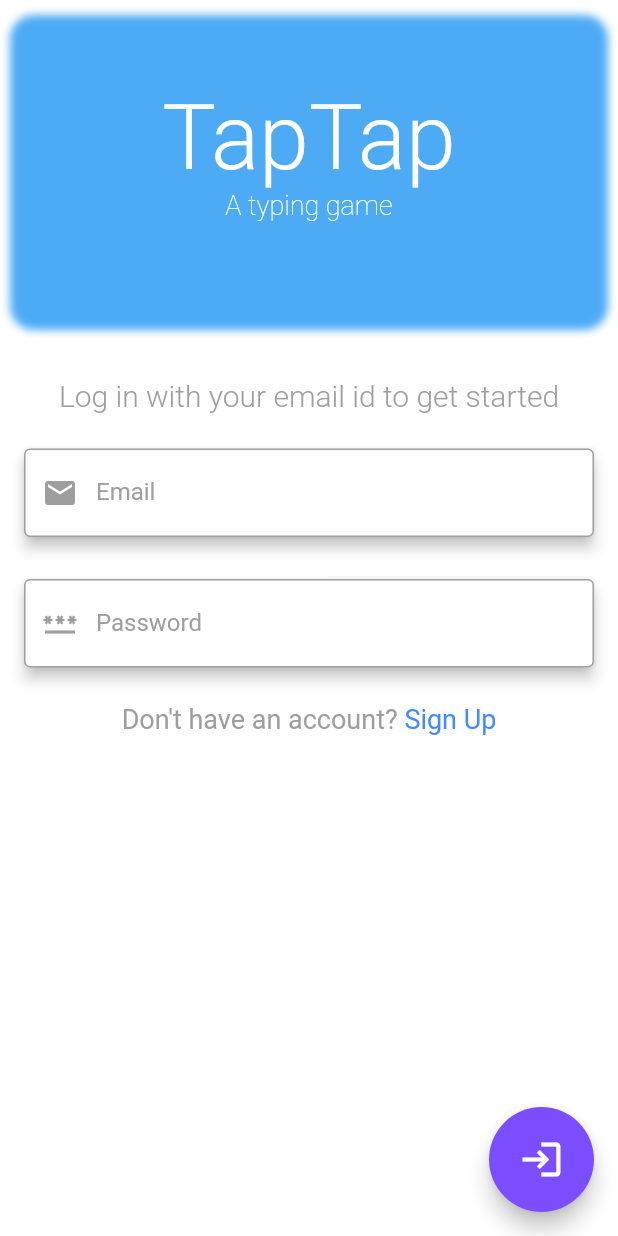
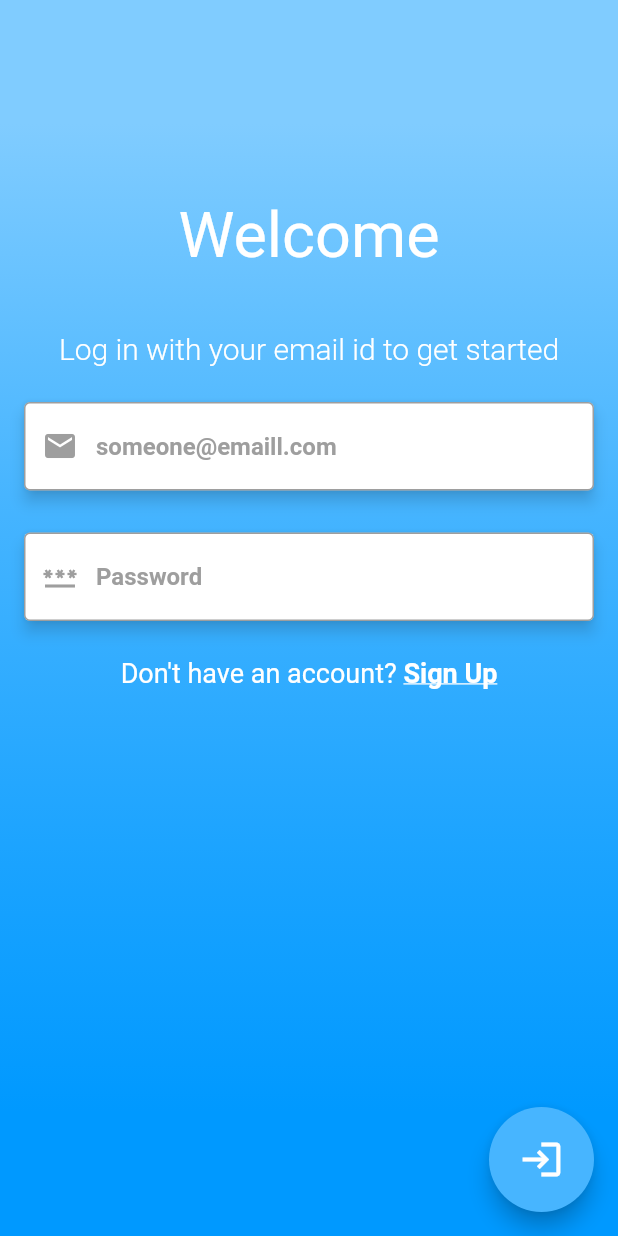
Before and after one commit to original-subbaman/typing_game, a Flutter app: the screen it shows after launch, on a phone screen of 412 x 824 dp. Run offline on Flutter 3.47's test engine with Material 2 defaults, Android fonts, the phone set to English and light mode, and no system bars; our stand-ins replace auto_size_text, cloud_firestore, firebase_auth, firebase_core, flutter_riverpod, google_fonts and 3 more; missing offline and left inert: word_generator; accounts and stored records are empty.

Commit message:
1. Updated Sign In and Sign Up UI design

```diff
--- a/lib/screens/home_screen.dart
+++ b/lib/screens/home_screen.dart
@@ -9,6 +9,8 @@ import 'package:thumbing/utility/current_best_score.dart';
 import 'package:thumbing/widgets/leaderboard.dart';
 import 'package:thumbing/widgets/single_value_card.dart';
 import 'package:thumbing/widgets/value_display_card.dart';
+
+import '../utility/colors.dart';
 
 final userNameProvider = StateProvider<String>((ref) => 'Player');
 final leagueScoreProvider = StateProvider<int>((ref) => 0);
--- a/lib/screens/sign_in.dart
+++ b/lib/screens/sign_in.dart
@@ -5,8 +5,8 @@ import 'package:thumbing/screens/home_screen.dart';
 import 'package:thumbing/screens/sign_up.dart';
 import 'package:thumbing/utility/constants.dart';
 import 'package:thumbing/widgets/input_form_field.dart';
-import 'package:thumbing/widgets/app_banner.dart';
 import '../firebase/firebase_authentication.dart';
+import '../utility/colors.dart';
 
 class SignInScreen extends StatefulWidget {
   static final kSignInScreen = 'kSignInScreen';
@@ -19,7 +19,6 @@ class SignInScreen extends StatefulWidget {
 }
 
 class _SignInScreenState extends State<SignInScreen> {
-
   late FocusNode _emailFocusNode;
   late FocusNode _passwordFocusNode;
   FirebaseAuth auth = FirebaseAuth.instance;
@@ -27,13 +26,14 @@ class _SignInScreenState extends State<SignInScreen> {
   late TextEditingController _emailController;
   late TextEditingController _passwordController;
 
-
   Color getColorOnFocus(FocusNode focusNode) {
-    return focusNode.hasFocus ? Colors.deepPurpleAccent : Colors.grey;
+    return focusNode.hasFocus ? kLightBlueAccent : Colors.grey;
   }
 
   void _requestFocus(FocusNode focusNode) {
+    setState(() {
       FocusScope.of(context).requestFocus(focusNode);
+    });
   }
 
   void disposeTextControllers() {
@@ -44,6 +44,26 @@ class _SignInScreenState extends State<SignInScreen> {
   void disposeFocusNodes() {
     _emailFocusNode.dispose();
     _passwordFocusNode.dispose();
+  }
+
+  void _showProgressDialog() {
+    showDialog(
+        context: context,
+        builder: (context) {
+          return Center(
+            child: CircularProgressIndicator(),
+          );
+        });
+  }
+
+  Future<String> _signInUser() async {
+    String status = await MyFirebaseAuth.signInUser(
+            email: _emailController.text.trim(),
+            password: _passwordController.text.trim())
+        .whenComplete(() {
+      Navigator.of(context).pop();
+    });
+    return status;
   }
 
   void handleSignInExceptions(String status) {
@@ -62,15 +82,52 @@ class _SignInScreenState extends State<SignInScreen> {
     }
   }
 
+  Text _loginInfoText() {
+    return Text(
+      'Log in with your email id to get started',
+      style: TextStyle(
+        color: Colors.white,
+        fontWeight: FontWeight.w300,
+        fontSize: 20.0,
+      ),
+      textAlign: TextAlign.center,
+    );
+  }
+
+  RichText _signUpText() {
+    return RichText(
+      textAlign: TextAlign.center,
+      text: TextSpan(
+        style: TextStyle(
+          fontSize: 18,
+          color: Colors.white,
+        ),
+        children: [
+          TextSpan(text: 'Don\'t have an account? '),
+          TextSpan(
+            text: 'Sign Up',
+            style: TextStyle(
+              color: Colors.white,
+              fontWeight: FontWeight.bold,
+              decoration: TextDecoration.underline,
+            ),
+            recognizer: TapGestureRecognizer()
+              ..onTap = () {
+                Navigator.pushNamed(context, SignUpScreen.kSignUpScreen);
+              },
+          ),
+        ],
+      ),
+    );
+  }
+
   @override
   void initState() {
-    // TODO: implement initState
+    super.initState();
     _emailFocusNode = FocusNode();
     _passwordFocusNode = FocusNode();
     _emailController = TextEditingController();
     _passwordController = TextEditingController();
-    super.initState();
-
   }
 
   @override
@@ -79,12 +136,10 @@ class _SignInScreenState extends State<SignInScreen> {
     disposeFocusNodes();
     disposeTextControllers();
     super.dispose();
-
   }
 
   @override
   Widget build(BuildContext context) {
-
     return SafeArea(
         child: Scaffold(
       backgroundColor: Colors.white,
@@ -95,127 +150,91 @@ class _SignInScreenState extends State<SignInScreen> {
         child: FittedBox(
           child: FloatingActionButton(
             child: Icon(Icons.login),
-            backgroundColor: Colors.deepPurpleAccent,
+            backgroundColor: kLightBlueAccent,
             onPressed: () async {
               dismissKeyboard();
-              showDialog(
-                context: context,
-                builder: (context) {
-                  return Center(child: CircularProgressIndicator(),);
-                }
-              );
-              String status = await MyFirebaseAuth.signInUser(
-                      email: _emailController.text.trim(),
-                      password: _passwordController.text.trim())
-                  .whenComplete(() {
-                Navigator.of(context).pop();
-              });
+              _showProgressDialog();
+              String status = await _signInUser();
               handleSignInExceptions(status);
             },
           ),
         ),
       ),
-      body: SingleChildScrollView(
+      body: Stack(children: [
+        Container(
+          height: double.infinity,
+          width: double.infinity,
+          decoration: const BoxDecoration(
+            gradient: LinearGradient(
+              begin: Alignment.topCenter,
+              end: Alignment.bottomCenter,
+              colors: shades,
+              stops: [0.1, 0.4, 0.7, 0.9],
+            ),
+          ),
+        ),
+        SingleChildScrollView(
+          physics: const AlwaysScrollableScrollPhysics(),
+          padding: const EdgeInsets.symmetric(
+            vertical: 120.0,
+          ),
           child: Column(
-          mainAxisSize: MainAxisSize.min,
-          mainAxisAlignment: MainAxisAlignment.start,
+            mainAxisAlignment: MainAxisAlignment.center,
             crossAxisAlignment: CrossAxisAlignment.stretch,
             children: [
-            Flexible(
-              flex: 2,
-              fit: FlexFit.loose,
-              child: Container(
-                color: Colors.white,
-                child: Padding(
+              Padding(
                 padding: const EdgeInsets.all(12.0),
                 child: Column(
                   mainAxisAlignment: MainAxisAlignment.start,
                   crossAxisAlignment: CrossAxisAlignment.stretch,
                   children: [
-                      AppBanner(),
-                      SizedBox(
-                        height: 40,
-                      ),
                     Text(
-                        'Log in with your email id to get started',
+                      'Welcome',
                       style: TextStyle(
-                          color: Colors.grey,
-                          fontWeight: FontWeight.w300,
-                          fontSize: 20.0,
-
+                        fontSize: 42,
+                        color: Colors.white,
                       ),
                       textAlign: TextAlign.center,
                     ),
                     SizedBox(
+                      height: 40,
+                    ),
+                    _loginInfoText(),
+                    SizedBox(
                       height: 20,
                     ),
-                      Card(
-                        elevation: 4,
-                        child: InputFormField(
+                    InputFormField(
                       focusNode: _emailFocusNode,
                       prefixIcon: Icon(Icons.email,
                           color: getColorOnFocus(_emailFocusNode)),
                       onTap: () => _requestFocus(_emailFocusNode),
                       hintText: 'someone@emaill.com',
-                          labelText: 'Email',
-                          labelStyle: TextStyle(
-                            color: getColorOnFocus(_emailFocusNode),
-                          ),
                       controller: _emailController,
                       obscureText: false,
-                        ),
                     ),
                     SizedBox(
                       height: 20,
                     ),
-                      Card(
-                        elevation: 4,
-                        child: InputFormField(
+                    InputFormField(
                       focusNode: _passwordFocusNode,
                       prefixIcon: Icon(Icons.password,
                           color: getColorOnFocus(_passwordFocusNode)),
                       onTap: () => _requestFocus(_passwordFocusNode),
                       hintText: 'Password',
-                          labelText: 'Password',
-                          labelStyle: TextStyle(
-                            color: getColorOnFocus(_passwordFocusNode),
-                          ),
                       controller: _passwordController,
                       obscureText: true,
-                        ),
                     ),
                     SizedBox(
                       height: 20,
                     ),
-                      RichText(
-                        textAlign: TextAlign.center,
-                        text: TextSpan(
-                            style: TextStyle(
-                              fontSize: 18,
-                              color: Colors.grey,
-                            ),
-                            children: [
-                              TextSpan(text: 'Don\'t have an account? '),
-                              TextSpan(
-                                  text: 'Sign Up',
-                                  style: TextStyle(
-                                    color: Colors.blueAccent,
-                                  ),
-                                  recognizer: TapGestureRecognizer()
-                                    ..onTap = () {
-                                      Navigator.pushNamed(
-                                          context, SignUpScreen.kSignUpScreen);
-                                    }),
-                            ]),
-                      ),
+                    _signUpText(),
                   ],
-                  ),
-                ),
                 ),
               ),
             ],
           ),
         ),
+      ]),
     ));
   }
 }
--- /dev/null
+++ b/lib/utility/colors.dart
@@ -0,0 +1,13 @@
+import 'dart:ui';
+//Colors
+final kVeryDarkPurple = const Color.fromRGBO(81, 45, 168, 1.0);
+final kBGColor = const Color(0xffFFFFFF);
+final kLightBlueAccent = const Color(0xff47B5FF);
+final kFABColor = const Color(0xffF94C66);
+
+const shades = [
+  Color(0xFF80CCFF),
+  Color(0xFF47B5FF),
+  Color(0xFF1AA3FF),
+  Color(0xFF0099FF),
+];
--- a/lib/utility/constants.dart
+++ b/lib/utility/constants.dart
@@ -9,11 +9,6 @@ final kWPMChartTile = 'Y - WPM, X - Days';
 final kAccuracyChartTile = 'Y - Accuracy, X - Days';
 final kNormalTestDifficult = 1;
 final kLorenIpsumTestDifficulty = 10;
-//Colors
-final kVeryDarkPurple = const Color.fromRGBO(81, 45, 168, 1.0);
-final kBGColor = const Color(0xffFFFFFF);
-final kLightBlueAccent = const Color(0xff47B5FF);
-final kFABColor = const Color(0xffF94C66);
 
 final kCardElevation = 5.0;
 final kAlertDialogTextButtonStyle = GoogleFonts.lato(
--- a/lib/widgets/input_form_field.dart
+++ b/lib/widgets/input_form_field.dart
@@ -1,42 +1,47 @@
 import 'package:flutter/material.dart';
+import 'package:thumbing/utility/colors.dart';
 
-class InputFormField extends StatefulWidget{
+class InputFormField extends StatefulWidget {
   final FocusNode focusNode;
   final VoidCallback? onTap;
   final Icon prefixIcon;
   final String hintText;
-  final String labelText;
-  final TextStyle labelStyle;
   final TextEditingController controller;
   final bool obscureText;
 
-  const InputFormField({required this.focusNode, required this.onTap, required this.prefixIcon
-    , required this.hintText, required this.labelText, required this.labelStyle, required this.controller, required this.obscureText});
+  const InputFormField(
+      {required this.focusNode,
+      required this.onTap,
+      required this.prefixIcon,
+      required this.hintText,
+      required this.controller,
+      required this.obscureText});
 
   @override
   State<StatefulWidget> createState() => _InputFormField();
-
 }
 
-class _InputFormField extends State<InputFormField>{
+class _InputFormField extends State<InputFormField> {
   @override
   Widget build(BuildContext context) {
-    return  TextFormField(
-      controller: widget.controller,
-      focusNode: widget.focusNode,
-      onTap: widget.onTap,
-      obscureText: widget.obscureText,
-      decoration: InputDecoration(
+    return Card(
+      elevation: 4,
+      shadowColor: shades[1],
+      child: TextFormField(
+        controller: widget.controller,
+        focusNode: widget.focusNode,
+        onTap: widget.onTap,
+        obscureText: widget.obscureText,
+        decoration: InputDecoration(
           border: OutlineInputBorder(),
           prefixIcon: widget.prefixIcon,
           hintText: widget.hintText,
-          hintStyle: TextStyle(color: Colors.deepPurple),
-          labelText: widget.labelText,
-          labelStyle: widget.labelStyle,
+          hintStyle: TextStyle(color: Colors.grey, fontWeight: FontWeight.bold),
           focusedBorder: OutlineInputBorder(
-              borderSide: BorderSide(
-                  width: 1, color: Colors.deepPurpleAccent))),
+            borderSide: BorderSide(width: 1, color: kLightBlueAccent),
+          ),
+        ),
+      ),
     );
   }
-
 }
--- a/lib/widgets/leaderboard.dart
+++ b/lib/widgets/leaderboard.dart
@@ -2,9 +2,10 @@ import 'package:flutter/material.dart';
 import 'package:flutter_riverpod/flutter_riverpod.dart';
 import 'package:thumbing/firebase/firebase_firestore.dart';
 import 'package:thumbing/model/leaderboard_item.dart';
-import 'package:thumbing/screens/home_screen.dart';
 import 'package:thumbing/screens/leaderboard_screen.dart';
 import 'package:thumbing/utility/constants.dart';
+
+import '../utility/colors.dart';
 
 
 final leagueProvider = StateProvider((ref) => []);
--- a/lib/widgets/value_display_card.dart
+++ b/lib/widgets/value_display_card.dart
@@ -1,11 +1,12 @@
 import 'package:auto_size_text/auto_size_text.dart';
-import 'package:flutter/cupertino.dart';
 import 'package:flutter/material.dart';
 import 'package:thumbing/utility/constants.dart';
 
+import '../utility/colors.dart';
+
 class ValueDisplayCard extends StatelessWidget {
   final String titleText;
-  String valueText;
+  final String valueText;
   final Color? bgColor;
   final titleTxtStyle;
   final valueTxtStyle;
```
Also changed, not shown: lib/screens/sign_up.dart (+44 -46 lines), lib/screens/test_settings.dart (+5 -4 lines), lib/widgets/expandable_fab.dart (+4 -3 lines), lib/firebase/firebase_constants.dart (line endings or trailing spaces), pubspec.lock. Lines whose indentation alone changed are shown as unchanged.
